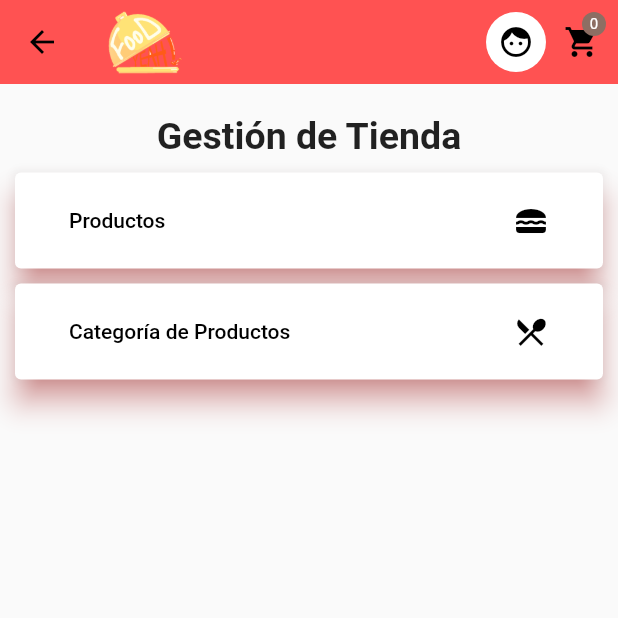
After one commit to The-Brown-House/FoodYeah-Flutter, a Flutter app: the DashBoardScreen screen opened by its route, on a phone screen of 412 x 824 dp, the top half of it. The commit adds this screen. Run offline on Flutter 3.47's test engine with Material 2 defaults, Android fonts, the phone set to English and light mode, and no system bars; our stand-ins replace google_fonts, shared_preferences; missing offline and left inert: jwt_decode; accounts and stored records are empty; network calls fail.

Commit message:
adding dashboard extra

```diff
--- a/lib/models/Product.dart
+++ b/lib/models/Product.dart
@@ -13,9 +13,9 @@ class Product {
   factory Product.fromJson(dynamic json) {
     Map<String, dynamic> productcat = json['product_Category'];
     ProductCategory productcategory = new ProductCategory(
-        productcat['product_CategoryId'].toString(),
-        productcat['product_CategoryName'],
-        productcat['product_CategoryDescription']);
+        id: productcat['product_CategoryId'].toString(),
+        name: productcat['product_CategoryName'],
+        description: productcat['product_CategoryDescription']);
     return Product(
         id: json['productId'].toString(),
         description: json['productDescription'] as String,
--- a/lib/providers/orders_provider.dart
+++ b/lib/providers/orders_provider.dart
@@ -4,11 +4,8 @@ import 'package:flutter/cupertino.dart';
 import 'package:foodyeah/common/Constants.dart';
 import 'package:foodyeah/common/Messages.dart';
 import 'package:foodyeah/models/Order.dart';
-import 'package:foodyeah/models/QuoteDetail.dart';
-import 'package:foodyeah/providers/cart_provider.dart';
 import 'package:foodyeah/services/notification_service.dart';
 import 'package:http/http.dart' as http;
-import 'package:provider/provider.dart';
 
 class Orders with ChangeNotifier {
   final String apiurl = Constants().url + "orders";
--- /dev/null
+++ b/lib/providers/product_categories_provider.dart
@@ -0,0 +1,26 @@
+import 'dart:convert';
+
+import 'package:flutter/material.dart';
+import 'package:foodyeah/common/Constants.dart';
+import 'package:foodyeah/models/Product_Category.dart';
+import 'package:http/http.dart' as http;
+
+class ProductCategories with ChangeNotifier {
+  final String apiurl = Constants().url + "product_categories";
+  var headers = {
+    "Accept": "application/json",
+    "content-type": "application/json"
+  };
+
+  Future<List<ProductCategory>> getAllProductCategories() async {
+    var uri = Uri.parse(apiurl + '/simple');
+    var response = await http.get(uri, headers: headers);
+    if (response.statusCode == 200) {
+      var body = jsonDecode(response.body);
+      var itemsJson = body['items'] as List;
+      var items = itemsJson.map((e) => ProductCategory.fromJson(e)).toList();
+      return items;
+    }
+    return [];
+  }
+}
--- /dev/null
+++ b/lib/screens/core/dashboard/dashboard_screen.dart
@@ -0,0 +1,153 @@
+import 'package:flutter/material.dart';
+import 'package:foodyeah/animation/FadeAnimation.dart';
+import 'package:foodyeah/providers/cart_provider.dart';
+import 'package:foodyeah/screens/core/cart/badge.dart';
+import 'package:foodyeah/screens/core/cart/cart_screen.dart';
+import 'package:foodyeah/screens/core/customer/customer_screen.dart';
+import 'package:foodyeah/screens/core/dashboard/product_categories/product_categories_dashboard.dart';
+import 'package:foodyeah/screens/core/dashboard/products/products_dashboard.dart';
+import 'package:google_fonts/google_fonts.dart';
+import 'package:provider/provider.dart';
+
+class DashBoardScreen extends StatefulWidget {
+  static const routeName = "/dashboard";
+  DashBoardScreen();
+
+  @override
+  _DashBoardScreenState createState() => _DashBoardScreenState();
+}
+
+class _DashBoardScreenState extends State<DashBoardScreen> {
+  @override
+  Widget build(BuildContext context) {
+    return Scaffold(
+      appBar: AppBar(
+        iconTheme: IconThemeData(
+          color: Colors.black,
+        ),
+        backgroundColor: Colors.redAccent,
+        elevation: 0,
+        title: Image(
+          image: AssetImage('assets/icon/icon.png'),
+          width: 50,
+          height: 50,
+        ),
+        actions: [
+          GestureDetector(
+            onTap: () {
+              Navigator.push(
+                context,
+                PageRouteBuilder(
+                    transitionDuration: Duration(milliseconds: 750),
+                    pageBuilder: (_, __, ___) => CustomerScreen()),
+              );
+            },
+            child: Hero(
+              tag: Key("AvatarPhoto"),
+              child: CircleAvatar(
+                backgroundColor: Colors.white,
+                radius: 20.0,
+                child: Icon(
+                  Icons.face,
+                  color: Colors.black,
+                ),
+              ),
+            ),
+          ),
+          Consumer<Cart>(
+            builder: (_, cart, ch) =>
+                Badge(child: ch, value: cart.itemCount.toString()),
+            child: IconButton(
+              icon: Icon(Icons.shopping_cart),
+              onPressed: () {
+                Navigator.of(context).pushNamed(CartScreen.routeName);
+              },
+            ),
+          )
+        ],
+        automaticallyImplyLeading: true,
+      ),
+      body: Container(
+        width: MediaQuery.of(context).size.width,
+        height: MediaQuery.of(context).size.height - kToolbarHeight,
+        padding: EdgeInsets.symmetric(horizontal: 10, vertical: 20),
+        child: Column(
+          children: [
+            FadeAnimation(
+                Text(
+                  'Gestión de Tienda',
+                  style: GoogleFonts.varelaRound(
+                      fontSize: 25, fontWeight: FontWeight.bold),
+                ),
+                800,
+                1),
+            SizedBox(
+              height: 10,
+            ),
+            FadeAnimation(
+                ElevatedButton(
+                  style: ElevatedButton.styleFrom(
+                      primary: Colors.white,
+                      elevation: 8,
+                      shadowColor: Colors.redAccent),
+                  onPressed: () {
+                    Navigator.of(context).pushNamed(ProductDashboard.routeName);
+                  },
+                  child: Padding(
+                    padding: EdgeInsets.all(20),
+                    child: Row(
+                      mainAxisAlignment: MainAxisAlignment.spaceBetween,
+                      children: [
+                        Text(
+                          "Productos",
+                          style: GoogleFonts.varelaRound(color: Colors.black),
+                        ),
+                        Icon(
+                          Icons.lunch_dining,
+                          color: Colors.black,
+                        )
+                      ],
+                    ),
+                  ),
+                ),
+                1000,
+                1),
+            SizedBox(
+              height: 10,
+            ),
+            FadeAnimation(
+                ElevatedButton(
+                  style: ElevatedButton.styleFrom(
+                    primary: Colors.white,
+                    shadowColor: Colors.redAccent,
+                    elevation: 8,
+                  ),
+                  onPressed: () {
+                    Navigator.of(context)
+                        .pushNamed(ProductCategoriesDashboard.routeName);
+                  },
+                  child: Padding(
+                    padding: EdgeInsets.all(20),
+                    child: Row(
+                      mainAxisAlignment: MainAxisAlignment.spaceBetween,
+                      children: [
+                        Text(
+                          "Categoría de Productos",
+                          style: GoogleFonts.varelaRound(color: Colors.black),
+                        ),
+                        Icon(
+                          Icons.local_dining,
+                          color: Colors.black,
+                        )
+                      ],
+                    ),
+                  ),
+                ),
+                1200,
+                1)
+          ],
+        ),
+      ),
+    );
+  }
+}
--- a/lib/screens/core/orders/orders_screen.dart
+++ b/lib/screens/core/orders/orders_screen.dart
@@ -88,7 +88,7 @@ class _OrdersScreenState extends State<OrdersScreen> {
             crossAxisAlignment: CrossAxisAlignment.center,
             children: [
               Text(
-                "Tus Ordenes",
+                "Tus Órdenes",
                 style: GoogleFonts.varelaRound(fontSize: 25),
                 textAlign: TextAlign.left,
               ),
```
Also changed, not shown: lib/main.dart (+11 -2 lines), lib/models/Product_Category.dart (+10 -1 lines), lib/providers/products_provider.dart (+12 -0 lines), lib/screens/core/dashboard/product_categories/product_categories_dashboard.dart (added, +148 -0 lines), lib/screens/core/dashboard/product_categories/product_category_dashboard_item.dart (added, +91 -0 lines), lib/screens/core/dashboard/products/product_dashboard_item.dart (added, +113 -0 lines), lib/screens/core/dashboard/products/products_dashboard.dart (added, +147 -0 lines), lib/screens/shared/custom_drawer.dart (+5 -2 lines).
